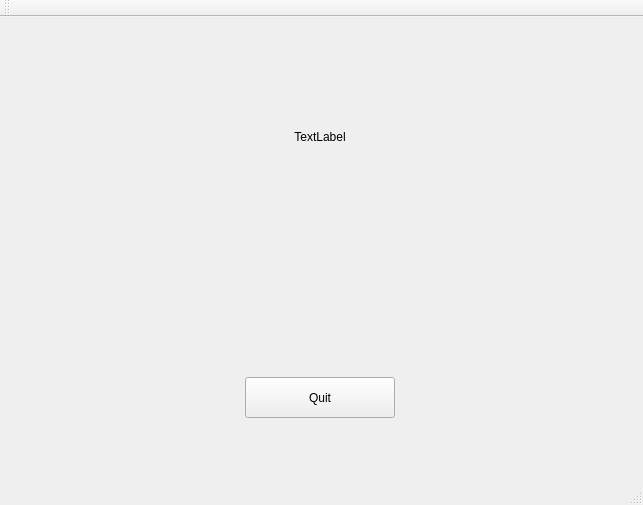
Old version of the form Stadium_Trip/mainwindow.ui in the repository trucnguyen76/CS1D---Project-2.
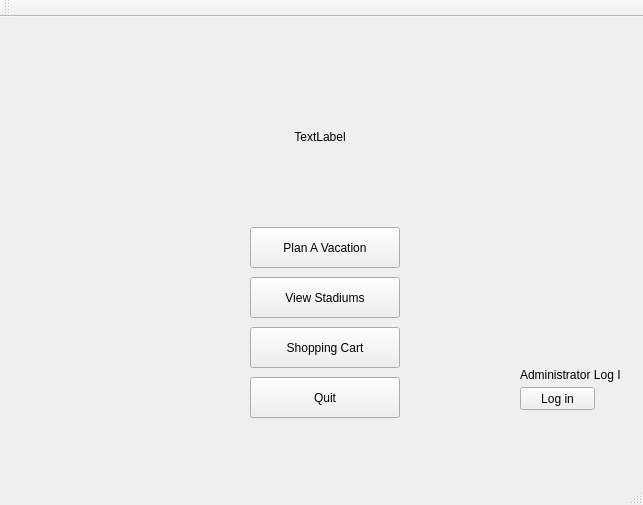
New version of the form. The open tabs and pages were chosen to show the change.

What changed in the file:
```diff
--- a/Stadium_Trip/mainwindow.ui
+++ b/Stadium_Trip/mainwindow.ui
@@ -52,7 +52,7 @@
      <widget class="QPushButton" name="quitBtn">
       <property name="geometry">
        <rect>
-        <x>245</x>
+        <x>250</x>
         <y>360</y>
         <width>150</width>
         <height>41</height>
@@ -62,6 +62,71 @@
        <string>Quit</string>
       </property>
      </widget>
+     <widget class="QPushButton" name="logInBtn">
+      <property name="geometry">
+       <rect>
+        <x>520</x>
+        <y>370</y>
+        <width>75</width>
+        <height>23</height>
+       </rect>
+      </property>
+      <property name="text">
+       <string>Log in</string>
+      </property>
+     </widget>
+     <widget class="QLabel" name="adminLogInLabel">
+      <property name="geometry">
+       <rect>
+        <x>520</x>
+        <y>350</y>
+        <width>101</width>
+        <height>16</height>
+       </rect>
+      </property>
+      <property name="text">
+       <string>Administrator Log In</string>
+      </property>
+     </widget>
+     <widget class="QPushButton" name="shoppingCartBtn">
+      <property name="geometry">
+       <rect>
+        <x>250</x>
+        <y>310</y>
+        <width>150</width>
+        <height>41</height>
+       </rect>
+      </property>
+      <property name="text">
+       <string>Shopping Cart</string>
+      </property>
+     </widget>
+     <widget class="QPushButton" name="viewStadiumBtn">
+      <property name="geometry">
+       <rect>
+        <x>250</x>
+        <y>260</y>
+        <width>150</width>
+        <height>41</height>
+       </rect>
+      </property>
+      <property name="text">
+       <string>View Stadiums</string>
+      </property>
+     </widget>
+     <widget class="QPushButton" name="planVacationBtn">
+      <property name="geometry">
+       <rect>
+        <x>250</x>
+        <y>210</y>
+        <width>150</width>
+        <height>41</height>
+       </rect>
+      </property>
+      <property name="text">
+       <string>Plan A Vacation</string>
+      </property>
+     </widget>
     </widget>
     <widget class="QWidget" name="page_2"/>
    </widget>
```
Left out of the diff: 4 changed lines with no effect on the pictures.
